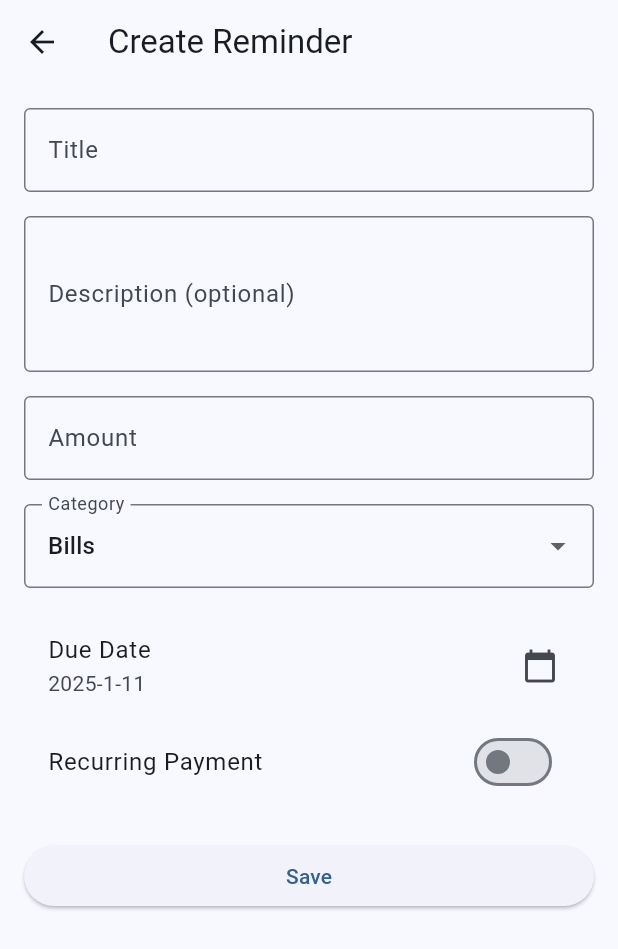
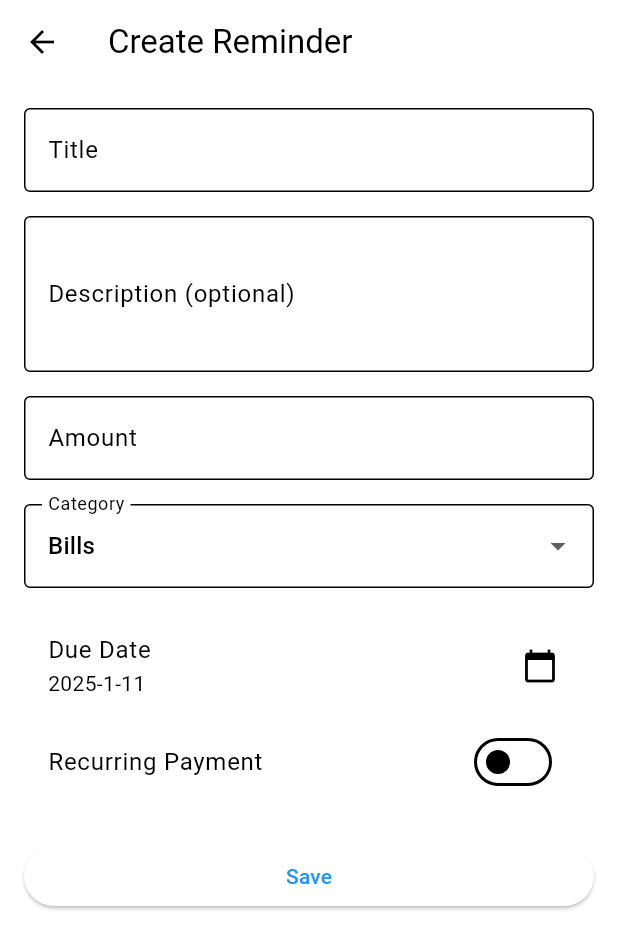
Before and after one commit to manuelduarte077/brotato-game, a Flutter app: the screen it shows after launch, after a tap on the "add" icon, on a phone screen of 412 x 824 dp. Shown: the top 949 px of the screen. Run offline on Flutter 3.47's test engine with Material 3 defaults, Android fonts, the phone set to English and light mode, and no system bars; our stand-ins replace cloud_firestore, drift, firebase_auth, firebase_core, flutter_local_notifications, flutter_riverpod and 3 more; accounts and stored records are empty; generated files the repository leaves out were written again.

Commit message:
feat: Shared Preferences, enhance profile management with language and theme settings

```diff
--- /dev/null
+++ b/lib/application/providers/theme_provider.dart
@@ -0,0 +1,37 @@
+import 'package:flutter_riverpod/flutter_riverpod.dart';
+import 'package:shared_preferences/shared_preferences.dart';
+
+final themeProvider =
+    StateNotifierProvider<ThemeNotifier, AsyncValue<bool>>((ref) {
+  return ThemeNotifier();
+});
+
+class ThemeNotifier extends StateNotifier<AsyncValue<bool>> {
+  ThemeNotifier() : super(const AsyncValue.loading()) {
+    _loadTheme();
+  }
+
+  static const _themeKey = 'is_dark_mode';
+
+  Future<void> _loadTheme() async {
+    state = const AsyncValue.loading();
+    try {
+      final prefs = await SharedPreferences.getInstance();
+      final isDarkMode = prefs.getBool(_themeKey) ?? false;
+      state = AsyncValue.data(isDarkMode);
+    } catch (e, stack) {
+      state = AsyncValue.error(e, stack);
+    }
+  }
+
+  Future<void> toggleTheme() async {
+    final currentMode = state.value ?? false;
+    try {
+      final prefs = await SharedPreferences.getInstance();
+      await prefs.setBool(_themeKey, !currentMode);
+      state = AsyncValue.data(!currentMode);
+    } catch (e, stack) {
+      state = AsyncValue.error(e, stack);
+    }
+  }
+}
--- /dev/null
+++ b/lib/domain/models/category.dart
@@ -0,0 +1,13 @@
+class Category {
+  final int? id;
+  final String name;
+  final String color;
+  final String icon;
+
+  Category({
+    this.id,
+    required this.name,
+    required this.color,
+    required this.icon,
+  });
+}
--- a/lib/main.dart
+++ b/lib/main.dart
@@ -1,7 +1,9 @@
 import 'package:firebase_core/firebase_core.dart';
 import 'package:flutter/material.dart';
 import 'package:flutter_riverpod/flutter_riverpod.dart';
+import 'application/providers/theme_provider.dart';
 import 'firebase_options.dart';
+import 'presentation/screens/profile_screen.dart';
 import 'presentation/screens/reminder_list_screen.dart';
 import 'presentation/screens/calendar_screen.dart';
 import 'package:timezone/data/latest.dart' as tz;
@@ -27,18 +29,35 @@ void main() async {
   );
 }
 
-class MyApp extends StatelessWidget {
+class MyApp extends ConsumerWidget {
   const MyApp({super.key});
 
   @override
-  Widget build(BuildContext context) {
+  Widget build(BuildContext context, WidgetRef ref) {
+    final isDarkMode = ref.watch(themeProvider.select(
+      (future) => future.when(
+        data: (value) => value,
+        loading: () => false,
+        error: (_, __) => false,
+      ),
+    ));
+
     return MaterialApp(
       title: 'Reminder App',
+      home: const HomeScreen(),
       theme: ThemeData(
-        colorScheme: ColorScheme.fromSeed(seedColor: Colors.blue),
-        useMaterial3: true,
+        colorScheme: ColorScheme.light(
+          primary: Colors.blue,
+          secondary: Colors.blueAccent,
+        ),
       ),
-      home: const HomeScreen(),
+      darkTheme: ThemeData(
+        colorScheme: ColorScheme.dark(
+          primary: Colors.blue.shade200,
+          secondary: Colors.blueAccent.shade200,
+        ),
+      ),
+      themeMode: isDarkMode ? ThemeMode.dark : ThemeMode.light,
     );
   }
 }
@@ -53,9 +72,10 @@ class HomeScreen extends StatefulWidget {
 class _HomeScreenState extends State<HomeScreen> {
   int _selectedIndex = 0;
 
-  static const List<Widget> _screens = [
-    ReminderListScreen(),
-    CalendarScreen(),
+  final List<Widget> _screens = [
+    const ReminderListScreen(),
+    const CalendarScreen(),
+    const ProfileScreen(),
   ];
 
   @override
@@ -97,6 +117,10 @@ class _HomeScreenState extends State<HomeScreen> {
             icon: Icon(Icons.calendar_month),
             label: 'Calendar',
           ),
+          BottomNavigationBarItem(
+            icon: Icon(Icons.person),
+            label: 'Profile',
+          ),
         ],
       ),
     );
--- a/pubspec.yaml
+++ b/pubspec.yaml
@@ -19,9 +19,11 @@ dependencies:
     sdk: flutter
   flutter_local_notifications: ^16.3.2
   flutter_riverpod: ^2.6.1
+  google_sign_in: ^6.2.2
   intl: ^0.20.1
+  shared_preferences: ^2.3.5
+  table_calendar: ^3.0.9
   timezone: ^0.9.2
-  table_calendar: ^3.0.9
 
 dev_dependencies:
   build_runner: ^2.4.14
```
Also changed, not shown: lib/application/providers/language_provider.dart (added, +38 -0 lines), lib/presentation/screens/notifications_screen.dart (added, +41 -0 lines), lib/presentation/screens/profile_screen.dart (added, +145 -0 lines), lib/presentation/widgets/category_management_dialog.dart (added, +28 -0 lines), pubspec.lock, 4 other files.
